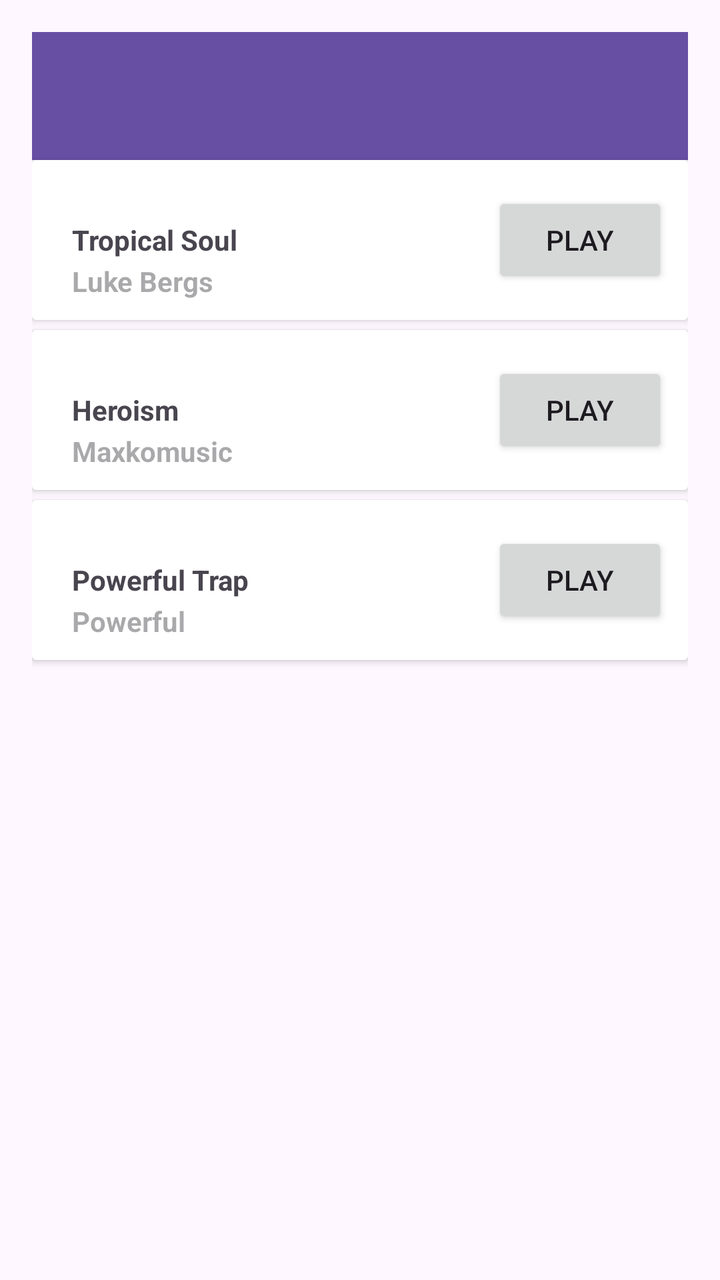
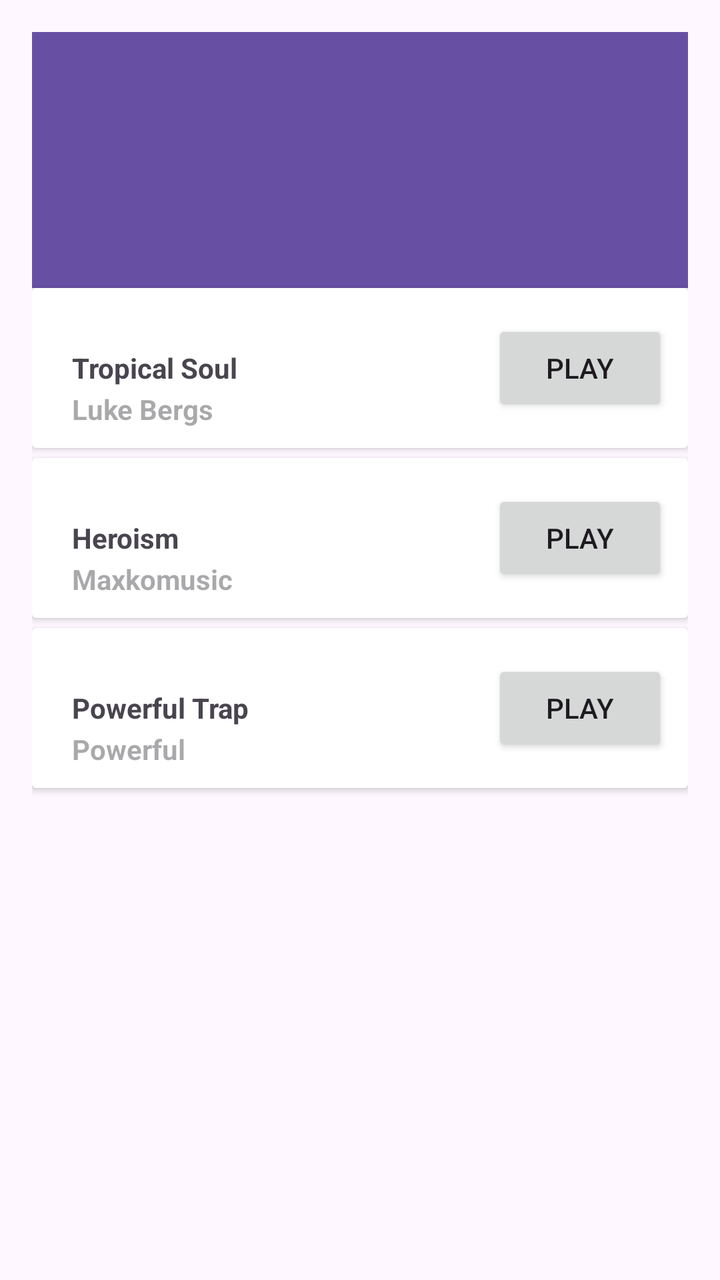

Screens rendered from an Android XML layout before and after an edit, with the pre-edit source and the edit as a unified diff.
<!-- AndroidManifest.xml: application theme Theme.Lab1MusicPlayer -->
<!-- res/layout/activity_main.xml -->
<?xml version="1.0" encoding="utf-8"?>
<LinearLayout xmlns:android="http://schemas.android.com/apk/res/android"
    xmlns:app="http://schemas.android.com/apk/res-auto"
    xmlns:tools="http://schemas.android.com/tools"
    android:id="@+id/main"
    android:layout_width="match_parent"
    android:layout_height="match_parent"
    android:orientation="vertical"
    android:padding="16dp"
    tools:context=".MainActivity">

    <include
        layout="@layout/toolbar_main"
        android:id="@+id/toolbar"/>

    <androidx.cardview.widget.CardView
        android:layout_width="match_parent"
        android:layout_height="80dp"
        android:layout_marginBottom="5dp"
        android:layout_gravity="top">

        <TextView
            android:id="@+id/textView"
            android:layout_width="wrap_content"
            android:layout_height="wrap_content"
            android:text="@string/tropical_soul"
            android:paddingStart="20dp"
            android:paddingEnd="0dp"
            android:textStyle="bold"
            android:layout_gravity="start|center"/>

        <TextView
            android:id="@+id/textView2"
            android:layout_width="wrap_content"
            android:layout_height="wrap_content"

            android:hint="Luke Bergs"
            android:textStyle="bold"
            android:layout_gravity="bottom"
            android:paddingStart="20dp"
            android:paddingEnd="0dp"
            android:paddingBottom="10dp"/>

        <Button
            android:id="@+id/button"
            android:layout_width="wrap_content"
            android:layout_height="wrap_content"
            android:text="@string/play"
            android:layout_marginEnd="10dp"
            android:layout_gravity="end|center"
            android:onClick="Soundtrack1"/>
    </androidx.cardview.widget.CardView>

    <androidx.cardview.widget.CardView
        android:layout_width="match_parent"
        android:layout_height="80dp"
        android:layout_marginBottom="5dp"
        android:layout_gravity="top">

        <TextView
            android:id="@+id/heroism"
            android:layout_width="wrap_content"
            android:layout_height="wrap_content"
            android:layout_gravity="start|center"
            android:paddingStart="20dp"
            android:paddingEnd="0dp"
            android:text="Heroism"
            android:textStyle="bold" />

        <TextView
            android:id="@+id/maxkomusic"
            android:layout_width="wrap_content"
            android:layout_height="wrap_content"
            android:layout_gravity="bottom"
            android:hint="Maxkomusic"
            android:paddingStart="20dp"
            android:paddingEnd="0dp"
            android:paddingBottom="10dp"
            android:textStyle="bold" />

        <Button
            android:id="@+id/button2"
            android:layout_width="wrap_content"
            android:layout_height="wrap_content"
            android:text="@string/play"
            android:layout_marginEnd="10dp"
            android:layout_gravity="end|center"/>
    </androidx.cardview.widget.CardView>


    <androidx.cardview.widget.CardView
        android:layout_width="match_parent"
        android:layout_height="80dp"
        android:layout_marginBottom="5dp"
        android:layout_gravity="top">

        <TextView
            android:id="@+id/PowerfulTrap"
            android:layout_width="wrap_content"
            android:layout_height="wrap_content"
            android:layout_gravity="start|center"
            android:paddingStart="20dp"
            android:paddingEnd="0dp"
            android:text="Powerful Trap"
            android:textStyle="bold" />

        <TextView
            android:id="@+id/Powerful"
            android:layout_width="wrap_content"
            android:layout_height="wrap_content"
            android:layout_gravity="bottom"
            android:hint="Powerful"
            android:paddingStart="20dp"
            android:paddingEnd="0dp"
            android:paddingBottom="10dp"
            android:textStyle="bold" />

        <Button
            android:id="@+id/button3"
            android:layout_width="wrap_content"
            android:layout_height="wrap_content"
            android:text="@string/play"
            android:layout_marginEnd="10dp"
            android:layout_gravity="end|center"/>
    </androidx.cardview.widget.CardView>

</LinearLayout>
<!-- res/layout/toolbar_main.xml (included above) -->
<?xml version="1.0" encoding="utf-8"?>
<androidx.appcompat.widget.Toolbar xmlns:android="http://schemas.android.com/apk/res/android"
    android:layout_width="match_parent"
    android:layout_height="?attr/actionBarSize"
    android:theme="@style/ThemeOverlay.AppCompat.ActionBar"
    android:id="@+id/toolbar"
    android:background="?attr/colorPrimary">

</androidx.appcompat.widget.Toolbar>
<!-- resources referenced by this layout -->
<resources>
  <string name="play">Play</string>
  <string name="tropical_soul">Tropical Soul</string>
  <style name="Theme.Lab1MusicPlayer" parent="Base.Theme.Lab1MusicPlayer" />
  <style name="Base.Theme.Lab1MusicPlayer" parent="Theme.Material3.DayNight.NoActionBar">
          
          
      </style>
</resources>

<!-- the commit's change to res/layout/activity_main.xml (unified diff, before → after) -->
@@ -11,7 +11,14 @@
 
     <include
         layout="@layout/toolbar_main"
-        android:id="@+id/toolbar"/>
+        android:id="@+id/action_playing"/>
+
+    <androidx.appcompat.widget.Toolbar
+        android:layout_width="match_parent"
+        android:layout_height="?attr/actionBarSize"
+        android:theme="@style/ThemeOverlay.AppCompat.ActionBar"
+        android:id="@+id/toolbar"
+        android:background="?attr/colorPrimary"/>
 
     <androidx.cardview.widget.CardView
         android:layout_width="match_parent"
@@ -84,7 +91,8 @@
             android:layout_height="wrap_content"
             android:text="@string/play"
             android:layout_marginEnd="10dp"
-            android:layout_gravity="end|center"/>
+            android:layout_gravity="end|center"
+            android:onClick="Soundtrack2"/>
     </androidx.cardview.widget.CardView>
 
 
@@ -121,7 +129,8 @@
             android:layout_height="wrap_content"
             android:text="@string/play"
             android:layout_marginEnd="10dp"
-            android:layout_gravity="end|center"/>
+            android:layout_gravity="end|center"
+            android:onClick="Soundtrack3"/>
     </androidx.cardview.widget.CardView>
 
 </LinearLayout>
